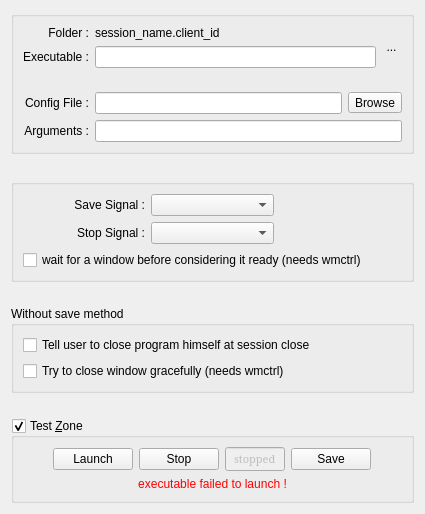
This is resources/ui/ray_hack_properties.ui in Houston4444/RaySession as Qt 5 draws it before an edit. The edited form follows.
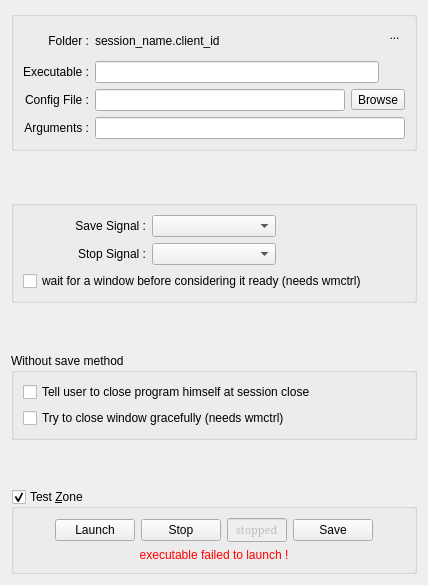
This is the edited form. Icons and pictures are not drawn. Custom widgets are drawn as their Qt base class.

Commit message: little client properties dialog design

The edit to the form file:
```diff
--- a/resources/ui/ray_hack_properties.ui
+++ b/resources/ui/ray_hack_properties.ui
@@ -6,8 +6,8 @@
    <rect>
     <x>0</x>
     <y>0</y>
-    <width>425</width>
-    <height>514</height>
+    <width>428</width>
+    <height>585</height>
    </rect>
   </property>
   <property name="windowTitle">
@@ -23,13 +23,6 @@
       <string/>
      </property>
      <layout class="QGridLayout" name="gridLayout_3">
-      <item row="1" column="1">
-       <widget class="QLabel" name="labelWorkingDir">
-        <property name="text">
-         <string>session_name.client_id</string>
-        </property>
-       </widget>
-      </item>
       <item row="2" column="0">
        <widget class="QLabel" name="label_17">
         <property name="toolTip">
@@ -43,31 +36,7 @@
         </property>
        </widget>
       </item>
-      <item row="4" column="2" colspan="2">
-       <widget class="QToolButton" name="toolButtonBrowse">
-        <property name="toolTip">
-         <string>&lt;html&gt;&lt;head/&gt;&lt;body&gt;&lt;p&gt;The program will be started with its current directory being a uniquely named directory under the current session directory. &lt;/p&gt;&lt;p&gt;It is recommended that you only refer to files in the current directory.&lt;/p&gt;&lt;/body&gt;&lt;/html&gt;</string>
-        </property>
-        <property name="text">
-         <string>Browse</string>
-        </property>
-        <property name="icon">
-         <iconset theme="folder-open">
-          <normaloff>.</normaloff>.</iconset>
-        </property>
-        <property name="toolButtonStyle">
-         <enum>Qt::ToolButtonTextBesideIcon</enum>
-        </property>
-       </widget>
-      </item>
-      <item row="4" column="1">
-       <widget class="QLineEdit" name="lineEditConfigFile">
-        <property name="toolTip">
-         <string>&lt;html&gt;&lt;head/&gt;&lt;body&gt;&lt;p&gt;The program will be started with its current directory being a uniquely named directory under the current session directory. &lt;/p&gt;&lt;p&gt;It is recommended that you only refer to files in the current directory.&lt;/p&gt;&lt;/body&gt;&lt;/html&gt;</string>
-        </property>
-       </widget>
-      </item>
-      <item row="4" column="0">
+      <item row="3" column="0">
        <widget class="QLabel" name="label_16">
         <property name="toolTip">
          <string>&lt;html&gt;&lt;head/&gt;&lt;body&gt;&lt;p&gt;The program will be started with its current directory being a uniquely named directory under the current session directory. &lt;/p&gt;&lt;p&gt;It is recommended that you only refer to files in the current directory.&lt;/p&gt;&lt;/body&gt;&lt;/html&gt;</string>
@@ -80,14 +49,7 @@
         </property>
        </widget>
       </item>
-      <item row="2" column="1" colspan="2">
-       <widget class="QLineEdit" name="lineEditExecutable">
-        <property name="toolTip">
-         <string>&lt;html&gt;&lt;head/&gt;&lt;body&gt;&lt;p&gt;Ray Hack protocol is a convenience way to manage non NSM compatible programs in the session.&lt;/p&gt;&lt;p&gt;Some audio programs don't have NSM implementation yet, but they can have a LASH/LADISH implementation, and we can use it for the save signal.&lt;/p&gt;&lt;p&gt;Be warned that referring to files outside of the session directory will impair your ability to reliably archive and transport sessions. &lt;br/&gt;&lt;br/&gt;Patching the program to use NSM natively will result in a better experience. &lt;/p&gt;&lt;/body&gt;&lt;/html&gt;</string>
-        </property>
-       </widget>
-      </item>
-      <item row="5" column="0">
+      <item row="4" column="0">
        <widget class="QLabel" name="label_18">
         <property name="toolTip">
          <string>&lt;html&gt;&lt;head/&gt;&lt;body&gt;&lt;p&gt;The environment variables $NSM_CLIENT_ID and $RAY_SESSION_NAME will contain the unique client ID (suitable for use as e.g. a JACK client name) and the display name for the session, respectively.&lt;br/&gt;The variable $CONFIG_FILE will contain the name of the config file selected above.&lt;/p&gt;&lt;/body&gt;&lt;/html&gt;</string>
@@ -100,13 +62,6 @@
         </property>
        </widget>
       </item>
-      <item row="5" column="1" colspan="3">
-       <widget class="QLineEdit" name="lineEditArguments">
-        <property name="toolTip">
-         <string>&lt;html&gt;&lt;head/&gt;&lt;body&gt;&lt;p&gt;The environment variable $RAY_CLIENT_ID will contain the RaySession client_id of this client.$RAY_SESSION_NAME will contain the display name for the session.&lt;br/&gt;$RAY_JACK_CLIENT_NAME will contain a string suitable for use as e.g. a JACK client name.&lt;br/&gt;$CONFIG_FILE will contain the name of the config file selected above.&lt;/p&gt;&lt;/body&gt;&lt;/html&gt;</string>
-        </property>
-       </widget>
-      </item>
       <item row="1" column="0">
        <widget class="QLabel" name="labelWorkingDirTitle">
         <property name="text">
@@ -117,20 +72,44 @@
         </property>
        </widget>
       </item>
-      <item row="3" column="3">
-       <spacer name="verticalSpacer">
-        <property name="orientation">
-         <enum>Qt::Vertical</enum>
+      <item row="4" column="1" colspan="5">
+       <widget class="QLineEdit" name="lineEditArguments">
+        <property name="toolTip">
+         <string>&lt;html&gt;&lt;head/&gt;&lt;body&gt;&lt;p&gt;The environment variable $RAY_CLIENT_ID will contain the RaySession client_id of this client.$RAY_SESSION_NAME will contain the display name for the session.&lt;br/&gt;$RAY_JACK_CLIENT_NAME will contain a string suitable for use as e.g. a JACK client name.&lt;br/&gt;$CONFIG_FILE will contain the name of the config file selected above.&lt;/p&gt;&lt;/body&gt;&lt;/html&gt;</string>
         </property>
-        <property name="sizeHint" stdset="0">
-         <size>
-          <width>20</width>
-          <height>40</height>
-         </size>
-        </property>
-       </spacer>
-      </item>
-      <item row="1" column="3" rowspan="2">
+       </widget>
+      </item>
+      <item row="3" column="1" colspan="5">
+       <layout class="QHBoxLayout" name="horizontalLayout_2">
+        <item>
+         <widget class="QLineEdit" name="lineEditConfigFile">
+          <property name="toolTip">
+           <string>&lt;html&gt;&lt;head/&gt;&lt;body&gt;&lt;p&gt;The program will be started with its current directory being a uniquely named directory under the current session directory. &lt;/p&gt;&lt;p&gt;It is recommended that you only refer to files in the current directory.&lt;/p&gt;&lt;/body&gt;&lt;/html&gt;</string>
+          </property>
+         </widget>
+        </item>
+        <item>
+         <widget class="QToolButton" name="toolButtonBrowse">
+          <property name="toolTip">
+           <string>&lt;html&gt;&lt;head/&gt;&lt;body&gt;&lt;p&gt;The program will be started with its current directory being a uniquely named directory under the current session directory. &lt;/p&gt;&lt;p&gt;It is recommended that you only refer to files in the current directory.&lt;/p&gt;&lt;/body&gt;&lt;/html&gt;</string>
+          </property>
+          <property name="text">
+           <string>Browse</string>
+          </property>
+          <property name="icon">
+           <iconset theme="folder-open">
+            <normaloff>.</normaloff>.</iconset>
+          </property>
+          <property name="toolButtonStyle">
+           <enum>Qt::ToolButtonTextBesideIcon</enum>
+          </property>
+         </widget>
+        </item>
+       </layout>
+      </item>
+      <item row="1" column="5" rowspan="2">
+       <layout class="QGridLayout" name="gridLayout">
+        <item row="0" column="0">
        <widget class="FakeToolButton" name="toolButtonIcon">
         <property name="baseSize">
          <size>
@@ -153,6 +132,35 @@
           <width>48</width>
           <height>48</height>
          </size>
+          </property>
+         </widget>
+        </item>
+        <item row="1" column="0">
+         <spacer name="verticalSpacer">
+          <property name="orientation">
+           <enum>Qt::Vertical</enum>
+          </property>
+          <property name="sizeHint" stdset="0">
+           <size>
+            <width>20</width>
+            <height>40</height>
+           </size>
+          </property>
+         </spacer>
+        </item>
+       </layout>
+      </item>
+      <item row="2" column="1" colspan="4">
+       <widget class="QLineEdit" name="lineEditExecutable">
+        <property name="toolTip">
+         <string>&lt;html&gt;&lt;head/&gt;&lt;body&gt;&lt;p&gt;Ray Hack protocol is a convenience way to manage non NSM compatible programs in the session.&lt;/p&gt;&lt;p&gt;Some audio programs don't have NSM implementation yet, but they can have a LASH/LADISH implementation, and we can use it for the save signal.&lt;/p&gt;&lt;p&gt;Be warned that referring to files outside of the session directory will impair your ability to reliably archive and transport sessions. &lt;br/&gt;&lt;br/&gt;Patching the program to use NSM natively will result in a better experience. &lt;/p&gt;&lt;/body&gt;&lt;/html&gt;</string>
+        </property>
+       </widget>
+      </item>
+      <item row="1" column="1" colspan="4">
+       <widget class="QLabel" name="labelWorkingDir">
+        <property name="text">
+         <string>session_name.client_id</string>
         </property>
        </widget>
       </item>
```
Lines whose indentation alone changed are shown as unchanged.
